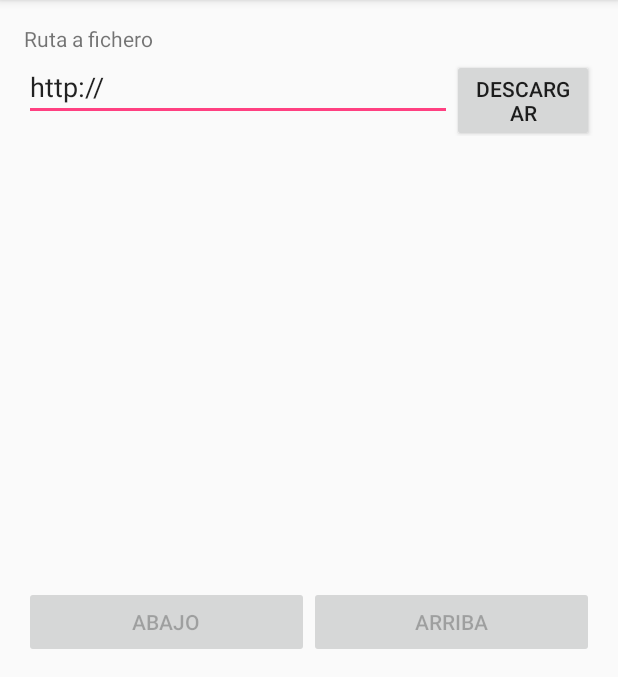
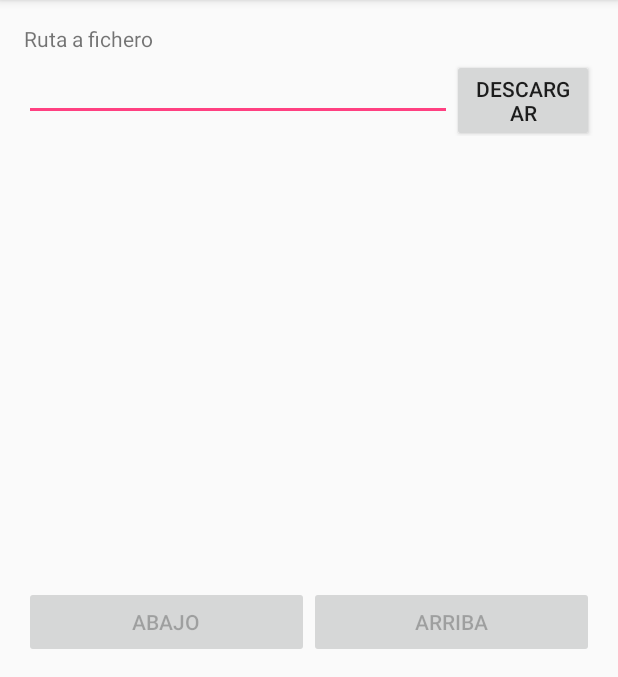
Before and after one commit to DanielAcedo/IntroduccionADatos_Ficheros, an Android app: the Ejercicio5MainActivity screen opened directly, with no data from a screen before it, after a tap on "DESCARGAR", on a phone screen of 412 x 824 dp, the part 84-761 px from its top. Run offline under Robolectric (Android 15) with nearby library versions, the phone set to English and light mode, and no system bars; our stand-ins replace Picasso; libraries missing offline, so code that uses them is left out: com.loopj.android, cz.msebera.android; pictures from the network do not load.

```diff
--- a/app/src/main/java/com/danielacedo/introduccionadatos_ficheros/Ejercicio5/Ejercicio5MainActivity.java
+++ b/app/src/main/java/com/danielacedo/introduccionadatos_ficheros/Ejercicio5/Ejercicio5MainActivity.java
@@ -60,7 +60,9 @@ public class Ejercicio5MainActivity extends AppCompatActivity {
         btn_Download.setOnClickListener(new View.OnClickListener() {
             @Override
             public void onClick(View v) {
-                download();
+                if(checkPath()){
+                    download();
+                }
             }
         });
 
@@ -104,9 +106,23 @@ public class Ejercicio5MainActivity extends AppCompatActivity {
         catch(IllegalArgumentException ex){
             Toast.makeText(Ejercicio5MainActivity.this, "La galeria no está correctamente formateada", Toast.LENGTH_SHORT).show();
         }
+
+    }
+
+    private boolean checkPath(){
+        boolean ok = true;
+
+        if(edt_FilePath.getText().toString().isEmpty()){
+            Toast.makeText(Ejercicio5MainActivity.this, "Dirección vacía", Toast.LENGTH_SHORT).show();
+            ok = false;
+        }
+
+        return ok;
     }
 
     private void download(){
+
+
         if(!edt_FilePath.getText().toString().startsWith("http://")){
             String text = "http://"+edt_FilePath.getText().toString();
             edt_FilePath.setText(text);
--- a/app/src/main/res/drawable/progressanimation.xml
+++ b/app/src/main/res/drawable/progressanimation.xml
@@ -4,5 +4,5 @@
     android:pivotX="50%"
     android:pivotY="50%"
     android:fromDegrees="0"
-    android:toDegrees="2160"
+    android:toDegrees="360"
     android:repeatCount="infinite"/>
```
